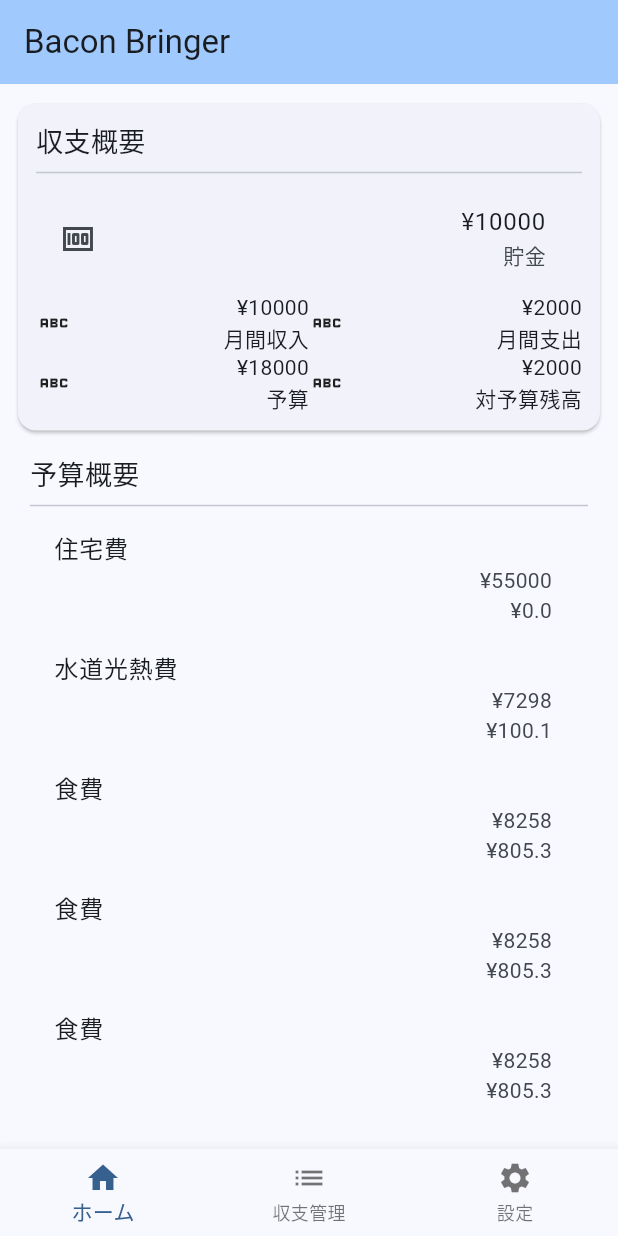
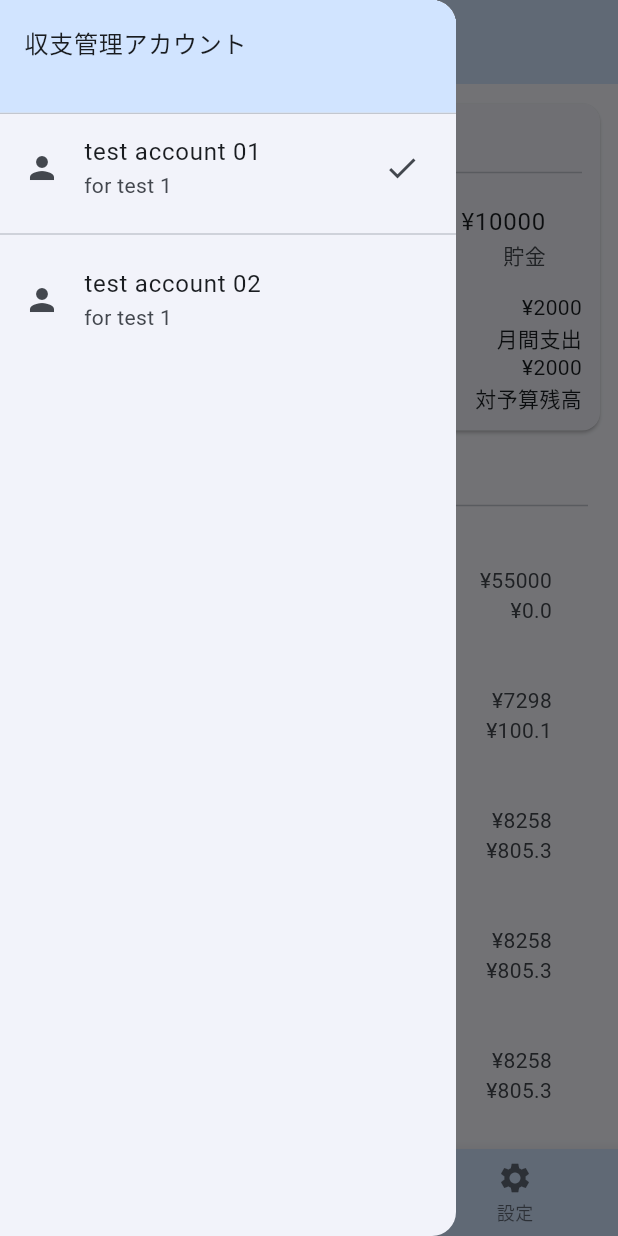
Before and after one commit to tombee-studio/bacon_bringer, a Flutter app: the screen it shows after launch, with the side drawer open (before the commit the screen has no drawer), on a phone screen of 412 x 824 dp. Run offline on Flutter 3.47's test engine with Material 3 defaults, Android fonts, the phone set to English and light mode, and no system bars.

Commit message:
アカウント情報をDrawerに表示する処理を追加

```diff
--- /dev/null
+++ b/lib/ui/home/view/account_list_drawer.dart
@@ -0,0 +1,36 @@
+import 'package:bacon_bringer/data/account_data.dart';
+import 'package:flutter/material.dart';
+
+class AccountListDrawer extends StatelessWidget {
+  final List<AccountData> accounts;
+
+  const AccountListDrawer({super.key, required this.accounts});
+
+  @override
+  Widget build(BuildContext context) {
+    return Drawer(
+        child: Column(children: [
+      SizedBox(
+          width: double.infinity,
+          height: 76.0,
+          child: DrawerHeader(
+              margin: EdgeInsets.zero,
+              decoration: BoxDecoration(
+                color: Theme.of(context).colorScheme.primaryContainer,
+              ),
+              child: const Text("収支管理アカウント"))),
+      Expanded(
+          child: ListView.separated(
+              itemBuilder: (context, index) {
+                final account = accounts[index];
+                return ListTile(
+                    leading: const Icon(Icons.person),
+                    title: Text(account.name),
+                    subtitle: Text(account.purpose),
+                    trailing: index == 0 ? const Icon(Icons.check) : null);
+              },
+              separatorBuilder: (context, index) => const Divider(),
+              itemCount: accounts.length))
+    ]));
+  }
+}
--- a/lib/ui/home/view/home_page.dart
+++ b/lib/ui/home/view/home_page.dart
@@ -26,10 +26,13 @@ class _HomePageState extends ViewModelState<HomePage, HomePageViewModel> {
   Widget build(BuildContext context) {
     return Scaffold(
         appBar: AppBar(
-            backgroundColor: Theme.of(context).colorScheme.inversePrimary,
+            backgroundColor: Theme.of(context).colorScheme.primaryContainer,
+            foregroundColor: Theme.of(context).colorScheme.primary,
             title: viewModel.title),
+        drawer: viewModel.drawer(context),
         body: Center(child: viewModel.body(context)),
         bottomNavigationBar: BottomNavigationBar(
+            backgroundColor: Theme.of(context).colorScheme.primaryContainer,
             currentIndex: viewModel.currentIndex,
             onTap: onTap,
             items: const <BottomNavigationBarItem>[
--- a/lib/ui/home/view_model/home_page_view_model.dart
+++ b/lib/ui/home/view_model/home_page_view_model.dart
@@ -5,6 +5,7 @@ import 'package:bacon_bringer/model/home/home_page_model.dart';
 import 'package:bacon_bringer/model/home/repository/home_page_app_repository.dart';
 import 'package:bacon_bringer/repository/home_page_repository.dart';
 import 'package:bacon_bringer/ui/common/loading_component.dart';
+import 'package:bacon_bringer/ui/home/view/account_list_drawer.dart';
 import 'package:bacon_bringer/ui/home/view/category_budget_list_component.dart';
 import 'package:bacon_bringer/ui/home/view/overview_component.dart';
 import 'package:flutter/material.dart';
@@ -36,6 +37,14 @@ class HomePageViewModel extends ViewModel<HomePageModel> {
     return CategoryBudgetListComponent(data: data);
   }
 
+  Widget? drawer(BuildContext context) {
+    final accounts = model.accounts;
+    if (accounts.isEmpty) {
+      return null;
+    }
+    return AccountListDrawer(accounts: accounts);
+  }
+
   Widget body(BuildContext context) {
     final loadingData = model.isLoading;
     if (loadingData.isLoading) {
```
